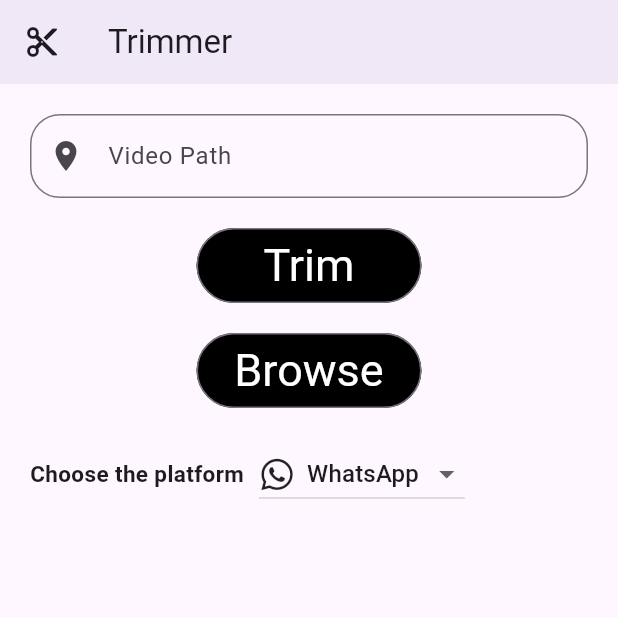
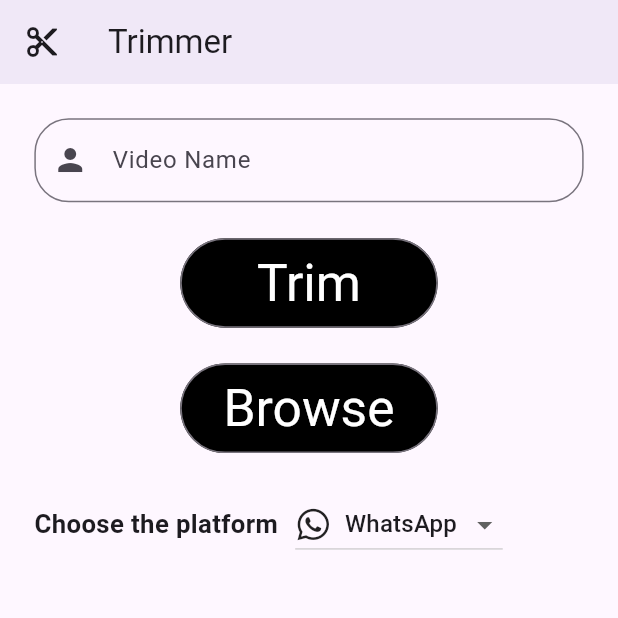
Before and after one commit to MhammadAli/Trimmer, a Flutter app: the screen it shows after launch, after a tap on "Trim", on a phone screen of 412 x 824 dp, the top half of it. Run offline on Flutter 3.47's test engine with Material 3 defaults, Android fonts, the phone set to English and light mode, and no system bars; our stand-ins replace flutter_bloc, flutter_screenutil, font_awesome_flutter, permission_handler; missing offline and left inert: ffmpeg_kit_flutter, flutter_document_picker, receive_sharing_intent.

Commit message:
Adding flutter screen util package to make the ui look good in all screen sizes and make some enhancement to the app.

```diff
--- a/lib/main.dart
+++ b/lib/main.dart
@@ -3,6 +3,7 @@ import 'package:flutter_bloc/flutter_bloc.dart';
 import 'package:trim/trim_screen/presentation/manager/app_cubit.dart';
 import 'package:trim/trim_screen/presentation/manager/bloc_observer.dart';
 import 'package:trim/trim_screen/presentation/pages/video_trim_screen.dart';
+import 'package:flutter_screenutil/flutter_screenutil.dart';
 void main() {
    Bloc.observer = MyBlocObserver();
   runApp(const MyApp());
@@ -16,10 +17,12 @@ class MyApp extends StatelessWidget {
   Widget build(BuildContext context) {
     return BlocProvider(
   create: (context) => AppCubit()..init(),
-  child: MaterialApp(
-      debugShowCheckedModeBanner: false,
-      home: VideoTrimScreen(),
-    ),
+  child: const ScreenUtilInit(
+    child: MaterialApp(
+        debugShowCheckedModeBanner: false,
+        home: VideoTrimScreen(),
+      ),
+  ),
 );
   }
 }
--- a/lib/trim_screen/presentation/manager/app_cubit.dart
+++ b/lib/trim_screen/presentation/manager/app_cubit.dart
@@ -8,6 +8,7 @@ import 'package:font_awesome_flutter/font_awesome_flutter.dart';
 import 'package:permission_handler/permission_handler.dart';
 import 'package:receive_sharing_intent/receive_sharing_intent.dart';
 import 'package:flutter_document_picker/flutter_document_picker.dart';
+import 'package:path/path.dart';
 
 part 'app_state.dart';
 
@@ -20,6 +21,7 @@ class AppCubit extends Cubit<AppStates> {
   late StreamSubscription _intentDataStreamSubscription;
   final List<SharedMediaFile> _sharedFiles = [];
   Duration totalVideoDuration = Duration.zero;
+  TextEditingController videoName = TextEditingController();
 
   // Dropdown data structure with platform icons and durations
   final List<Map<String, dynamic>> segmentDurations = [
@@ -60,7 +62,7 @@ class AppCubit extends Cubit<AppStates> {
       : segmentDurations[selectedSegmentIndex]['duration'];
 
   void trimVideo() async {
-    requestStoragePermission(); // Request storage permission
+    await requestStoragePermission(); // Request storage permission
     if (await Permission.storage.isGranted) {
       final directory = Directory('/storage/emulated/0/Trimmer');
       if (!await directory.exists()) {
@@ -84,7 +86,7 @@ class AppCubit extends Cubit<AppStates> {
               : segmentDuration.inMilliseconds;
 
           String outputPath =
-              '${directory.path}/trimmed_video_$segmentIndex.mp4';
+              '${directory.path}/${videoName}_$segmentIndex.mp4';
 
           // Create a completer to handle the asynchronous callback
           Completer<void> completer = Completer<void>();
@@ -118,11 +120,11 @@ class AppCubit extends Cubit<AppStates> {
           emit(AppTrimmingErrorState());
         }
       } else {
-        emit(AppTrimmingErrorState());
+        emit(AppFetchDurationErrorState());
         print("No valid video duration found to trim.");
       }
     } else {
-      emit(AppTrimmingErrorState());
+      emit(AppGettingPermissionErrorState());
       print("Storage permission not granted.");
     }
   }
@@ -157,6 +159,7 @@ class AppCubit extends Cubit<AppStates> {
   }
 
   Future<void> requestStoragePermission() async {
+    emit(AppGettingPermissionState());
     if (!await Permission.storage.isGranted) {
       await Permission.storage.request();
     }
@@ -169,6 +172,7 @@ class AppCubit extends Cubit<AppStates> {
         final information = session.getMediaInformation();
         if (information != null) {
           final duration = information.getDuration();
+          videoName.text = basename(information.getFilename()!);
           if (duration != null) {
             totalVideoDuration =
                 Duration(milliseconds: (double.parse(duration) * 1000).toInt());
--- a/lib/trim_screen/presentation/manager/app_state.dart
+++ b/lib/trim_screen/presentation/manager/app_state.dart
@@ -8,6 +8,7 @@ final class AppSuccessState extends AppStates{}
 final class AppErrorState extends AppStates{}
 final class AppLoadingState extends AppStates{}
 final class AppFetchDurationState extends AppStates{}
+final class AppFetchDurationErrorState extends AppStates{}
 final class AppTrimmingLoadingState extends AppStates{}
 final class AppTrimmingSuccessState extends AppStates{}
 final class AppTrimmingErrorState extends AppStates{}
@@ -16,3 +17,5 @@ final class AppChangeCustomDropdownState extends AppStates{}
 final class AppBrowseLoadingState extends AppStates{}
 final class AppBrowseSuccessState extends AppStates{}
 final class AppBrowseErrorState extends AppStates{}
+final class AppGettingPermissionState extends AppStates{}
+final class AppGettingPermissionErrorState extends AppStates{}
--- a/lib/trim_screen/presentation/pages/video_trim_screen.dart
+++ b/lib/trim_screen/presentation/pages/video_trim_screen.dart
@@ -1,9 +1,11 @@
 import 'package:flutter/material.dart';
 import 'package:flutter_bloc/flutter_bloc.dart';
+import 'package:trim/main.dart';
 import 'package:trim/trim_screen/presentation/manager/app_cubit.dart';
 import 'package:trim/trim_screen/presentation/widgets/custom_button.dart';
 import 'package:trim/trim_screen/presentation/widgets/drop_down_button.dart';
 import 'package:trim/trim_screen/presentation/widgets/snackbar_successful_trimming.dart';
+import 'package:flutter_screenutil/flutter_screenutil.dart';
 
 class VideoTrimScreen extends StatelessWidget {
   const VideoTrimScreen({super.key});
@@ -25,6 +27,14 @@ class VideoTrimScreen extends StatelessWidget {
                 color: Colors.red, message: 'Error occurred while trimming.'),
           );
         }
+
+        if (state is AppGettingPermissionErrorState) {
+          ScaffoldMessenger.of(context).showSnackBar(
+            showSnackBar(
+                color: Colors.red,
+                message: 'Storage Permission is necessary for the app'),
+          );
+        }
       },
       builder: (context, state) {
         final cubit = AppCubit.get(context);
@@ -35,21 +45,21 @@ class VideoTrimScreen extends StatelessWidget {
             leading: const Icon(Icons.cut),
           ),
           body: Padding(
-            padding: const EdgeInsets.all(20.0),
+            padding: EdgeInsets.all(20.0.w),
             child: Column(
               children: [
                 TextFormField(
-                  controller: cubit.sharedVideoPath,
+                  controller: cubit.videoName,
                   readOnly: true,
                   decoration: InputDecoration(
-                    prefixIcon: const Icon(Icons.location_on),
-                    labelText: 'Video Path',
+                    prefixIcon: const Icon(Icons.person),
+                    labelText: 'Video Name',
                     border: OutlineInputBorder(
-                      borderRadius: BorderRadius.circular(20),
+                      borderRadius: BorderRadius.circular(20.r),
                     ),
                   ),
                 ),
-                const SizedBox(height: 20),
+                SizedBox(height: 20.h),
                 showButton(
                   text: 'Trim',
                   onPressed: (state is AppTrimmingLoadingState)
@@ -60,19 +70,18 @@ class VideoTrimScreen extends StatelessWidget {
                   isTrim: true,
                   state: state,
                 ),
-                const SizedBox(
-                  height: 20,
+                SizedBox(
+                  height: 20.h,
                 ),
                 showButton(
                   text: 'Browse',
-                  onPressed: (){
+                  onPressed: () {
                     cubit.pickVideo();
-
                   },
                   isTrim: false,
                 ),
-                const SizedBox(
-                  height: 20,
+                SizedBox(
+                  height: 20.h,
                 ),
                 dropdownButton(context, cubit),
               ],
--- a/lib/trim_screen/presentation/widgets/custom_button.dart
+++ b/lib/trim_screen/presentation/widgets/custom_button.dart
@@ -1,5 +1,6 @@
 import 'package:flutter/material.dart';
 import 'package:trim/trim_screen/presentation/manager/app_cubit.dart';
+import 'package:flutter_screenutil/flutter_screenutil.dart';
 
 OutlinedButton showButton(
         {required String text, required onPressed, isTrim,state}) =>
@@ -8,8 +9,8 @@ OutlinedButton showButton(
       style: OutlinedButton.styleFrom(
         backgroundColor: Colors.black,
         foregroundColor: Colors.white,
-        minimumSize: const Size(150, 50),
-        textStyle: const TextStyle(fontSize: 30),
+        minimumSize:  Size(150.w, 50.h),
+        textStyle:  TextStyle(fontSize: 30.sp),
       ),
       child: (state is AppTrimmingLoadingState && isTrim)
           ? const CircularProgressIndicator(
--- a/lib/trim_screen/presentation/widgets/custom_duration_dropdown.dart
+++ b/lib/trim_screen/presentation/widgets/custom_duration_dropdown.dart
@@ -1,4 +1,5 @@
 import 'package:flutter/material.dart';
+import 'package:flutter_screenutil/flutter_screenutil.dart';
 
 // Method to show a dialog for custom duration input
 Future showCustomDurationDialog(BuildContext context,cubit) {
@@ -21,7 +22,7 @@ Future showCustomDurationDialog(BuildContext context,cubit) {
                   customValue = int.tryParse(value) ?? 1;
                 },
               ),
-              const SizedBox(height: 10),
+              SizedBox(height: 10.h),
               // Dropdown for unit selection (minutes or seconds)
               DropdownButton<int>(
                 value: cubit.selectedCustomSegmentIndex,
--- a/lib/trim_screen/presentation/widgets/drop_down_button.dart
+++ b/lib/trim_screen/presentation/widgets/drop_down_button.dart
@@ -1,16 +1,17 @@
 import 'package:flutter/material.dart';
 import 'package:trim/trim_screen/presentation/widgets/custom_duration_dropdown.dart';
+import 'package:flutter_screenutil/flutter_screenutil.dart';
 
 Row dropdownButton(BuildContext context, cubit) =>
     Row(
       children: [
-        const Text(
+         Text(
           'Choose the platform',
           style:
-          TextStyle(fontSize: 15, fontWeight: FontWeight.bold),
+          TextStyle(fontSize: 15.sp, fontWeight: FontWeight.bold),
         ),
-        const SizedBox(
-          width: 10,
+         SizedBox(
+          width: 10.w,
         ),
         DropdownButton<int>(
           value: cubit.selectedSegmentIndex,
@@ -22,8 +23,8 @@ Row dropdownButton(BuildContext context, cubit) =>
                     child: Row(
                       children: [
                         Icon(cubit.segmentDurations[index]['icon']),
-                        const SizedBox(
-                          width: 8,
+                         SizedBox(
+                          width: 8.w,
                         ),
                         Text(cubit.segmentDurations[index]['name'])
                       ],
--- a/pubspec.yaml
+++ b/pubspec.yaml
@@ -53,6 +53,8 @@ dev_dependencies:
   flutter_bloc: ^8.1.6
   font_awesome_flutter: ^10.8.0
   flutter_document_picker: ^5.2.3
+  flutter_screenutil: ^5.9.3
+  path: ^1.9.0
 
 # For information on the generic Dart part of this file, see the
 # following page: https://dart.dev/tools/pub/pubspec
```
Also changed, not shown: pubspec.lock.
